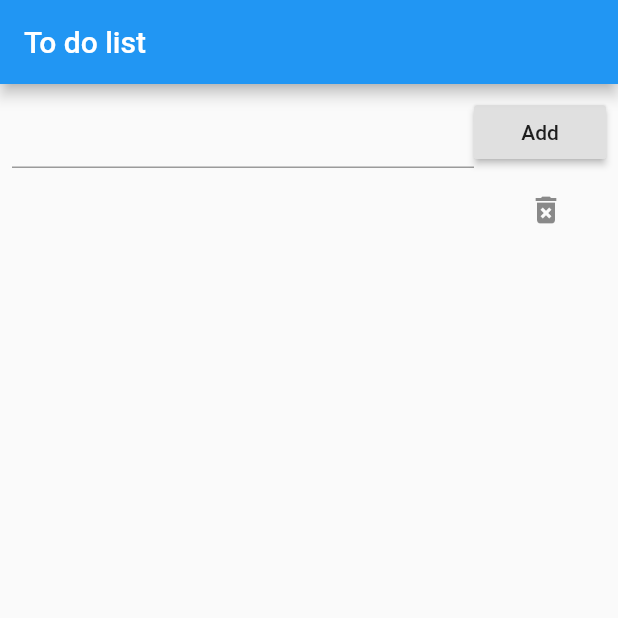
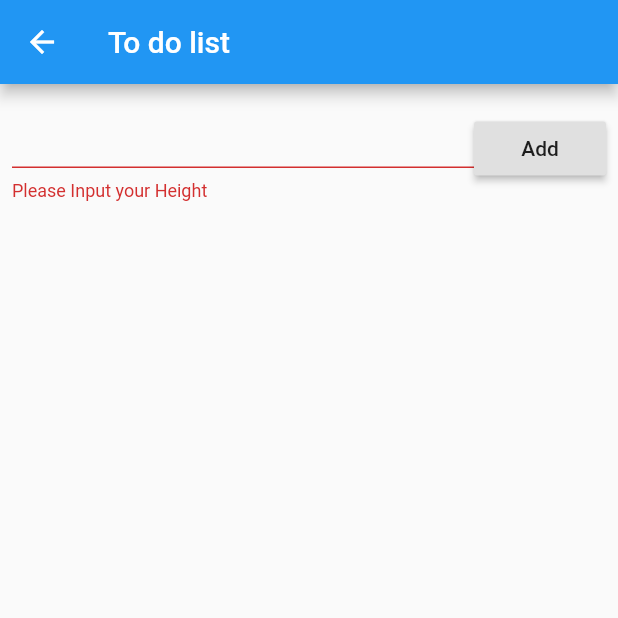
Before and after one commit to GeonwooVincentKim/Flutter_BMI, a Flutter app: the TodoListPage screen opened directly, after a tap on "Add", on a phone screen of 412 x 824 dp, the top half of it. Run offline on Flutter 3.47's test engine with Material 2 defaults, Android fonts, the phone set to English and light mode, and no system bars.

Commit message:
Converting codes..

```diff
--- a/lib/app_screens/Body.dart
+++ b/lib/app_screens/Body.dart
@@ -10,8 +10,8 @@ class Body extends StatelessWidget{
       theme: ThemeData(
         primarySwatch: Colors.blue,
       ),
-      home: TodoListPage(),
-      // home: BMI(),
+      // home: TodoListPage(),
+      home: BMI(),
     );
   }
 }
--- a/lib/app_screens/TODOList/TODOList.dart
+++ b/lib/app_screens/TODOList/TODOList.dart
@@ -9,6 +9,7 @@ class TodoListPage extends StatefulWidget{
 
 class _TodoListPageState extends State<TodoListPage>{
   final _items = <Todo>[];
+  final _formKey = GlobalKey<FormState>();
   var _todoController = TextEditingController();
 
   @override
@@ -43,18 +44,31 @@ class _TodoListPageState extends State<TodoListPage>{
       ),
       body: Padding(
         padding: const EdgeInsets.all(8.0),
+        child: Form(
+          key: _formKey,
           child: Column(
               children: <Widget>[
                 Row(
                   children: <Widget>[
                     Expanded(
-                  child: TextField(
+                      child: TextFormField(
                           controller: _todoController,
+                          keyboardType: TextInputType.number,
+                          validator: (value){
+                            if(value.trim().isEmpty){
+                              return "Please Input your Height";
+                            }
+                            return null;
+                          }
                       ),
                     ),
                     RaisedButton(
                       child: Text("Add"),
-                  onPressed: () => _addTodo(Todo(_todoController.text)),
+                      onPressed: () {
+                        if(_formKey.currentState.validate()){
+                          _addTodo(Todo(_todoController.text));
+                        }
+                      },
                     ),
                   ],
                 ),
@@ -65,6 +79,7 @@ class _TodoListPageState extends State<TodoListPage>{
                 )
               ]
           )
+        ),
       ),
     );
   }
```
Lines whose indentation alone changed are shown as unchanged.
